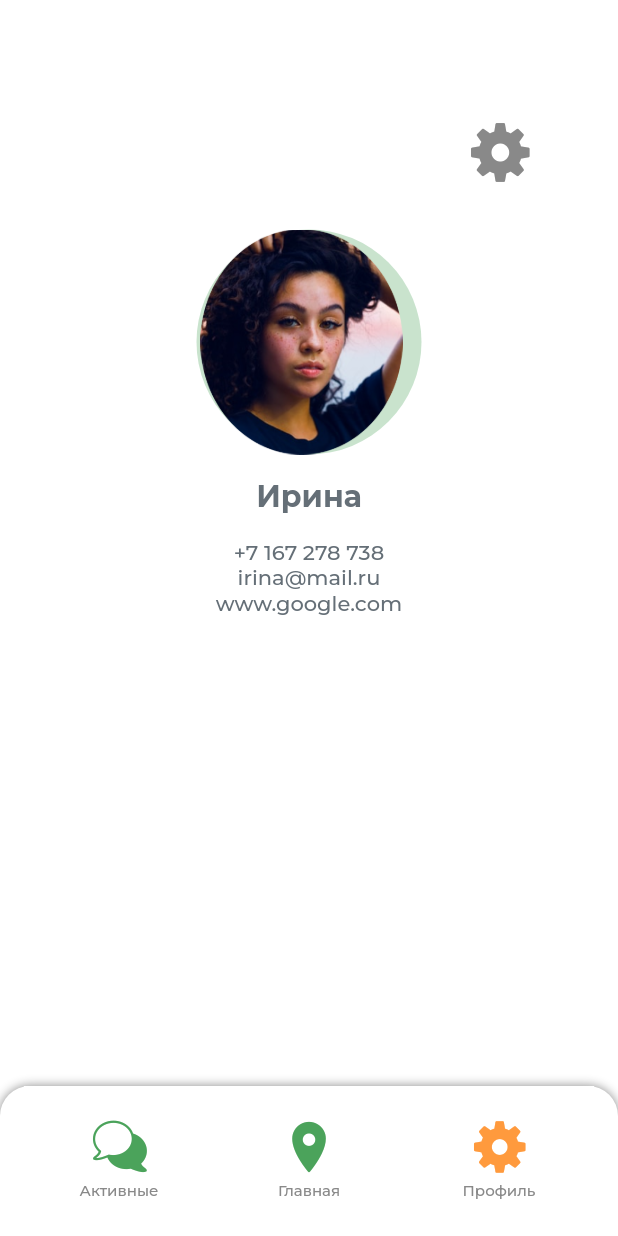
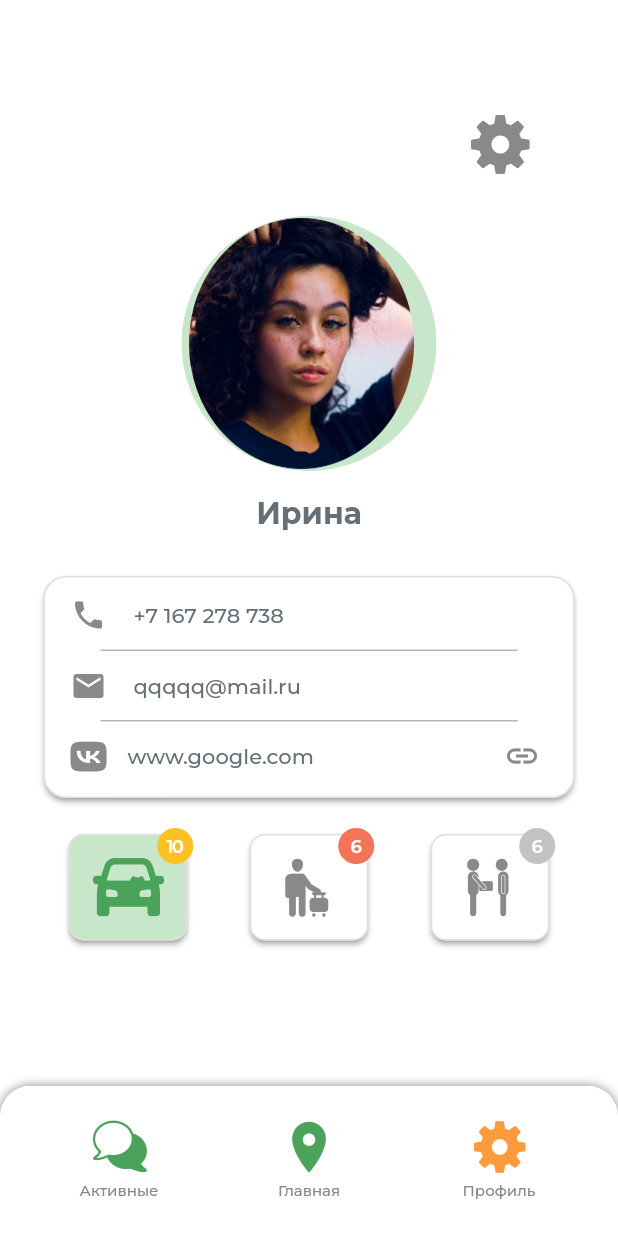
Before and after one commit to Poll21/analog-BlaBlaCar, a Flutter app: the screen it shows after launch, on a phone screen of 412 x 824 dp. Run offline on Flutter 3.47's test engine with Material 2 defaults, Android fonts, the phone set to English and light mode, and no system bars; project files that could hold a hidden picture were left out.

Commit message:
pfofile  rating

```diff
--- a/lib/application/ui/constants/constants.dart
+++ b/lib/application/ui/constants/constants.dart
@@ -7,9 +7,14 @@ const Color errorColor = Color(0xFFF47458);
 const Color selectedColor = Color(0xFFFF9A3D);
 const Color textPassiveColor = Color(0xFF898989);
 const Color textActiveColor = Color(0xFF656F77);
+const Color deliveryColor = Color(0xFFC2C2C2);
 const Color favouriteColor = Color(0xFFFEC124);
-const Color notSelectedPhoto = Color(0x4D4BA35B);
+const Color notSelectedPhoto = Color(0xFFC8E6C9);
 const Color borderTextField = Color(0xFFACB8C2);
+
+
+
+
 
 //TextStyle
 const handTextStyle = TextStyle(
--- a/lib/application/ui/screens/profile_screen/profile_screen.dart
+++ b/lib/application/ui/screens/profile_screen/profile_screen.dart
@@ -1,4 +1,6 @@
+import 'package:flutter/cupertino.dart';
 import 'package:flutter/material.dart';
+import 'package:flutter/widgets.dart';
 import 'package:untitled2/application/ui/constants/constants.dart';
 import 'package:untitled2/application/ui/generate/my_flutter_app_icons.dart';
 
@@ -17,8 +19,8 @@ class ProfileScreen extends StatelessWidget {
               Expanded(
                 child: Container(),
               ),
-              Padding(
-                padding: EdgeInsets.only(right: 34,top: 81,bottom: 32),
+              const Padding(
+                padding: EdgeInsets.only(right: 34, top: 76, bottom: 28),
                 child: Icon(
                   UiIcons.vector_2,
                   size: 40,
@@ -27,57 +29,218 @@ class ProfileScreen extends StatelessWidget {
             ],
           ),
           CircleAvatar(
-            radius: 75,
+            radius: 85,
             backgroundColor: notSelectedPhoto,
             child: Padding(
-              padding: EdgeInsets.only(right: 10),
-              child: Image.asset('assets/images/photo.png',width: 150,)
-            ),
+                padding: const EdgeInsets.only(right: 10),
+                child: Image.asset(
+                  'assets/images/photo.png',
+                  width: 150,
+                )),
           ),
-          SizedBox(
+          const SizedBox(
             height: 16,
           ),
-          Text('Ирина',
+          const Text(
+            'Ирина',
             style: TextStyle(
               color: textActiveColor,
               fontSize: 20,
-              fontFamily:'Montserrat',
+              fontFamily: 'Montserrat',
               fontWeight: FontWeight.w700,
-            ),),
-          SizedBox(
+            ),
+          ),
+          const SizedBox(
+            height: 26,
+          ),
+          ContactsProfile(),
+          const SizedBox(
             height: 16,
           ),
-          Container(
-            height: 144,
-            child: Column(
-              children: [
-                Text('+7 167 278 738',
-                  style: TextStyle(
-                    color: textActiveColor,
-                    fontSize: 14,
-                    fontFamily:'Montserrat',
-                    fontWeight: FontWeight.w500,
-                  ),),
-                Text('irina@mail.ru',
-                  style: TextStyle(
-                    color: textActiveColor,
-                    fontSize: 14,
-                    fontFamily:'Montserrat',
-                    fontWeight: FontWeight.w500,
-                  ),),
-                Text('www.google.com',
-                  style: TextStyle(
-                    color: textActiveColor,
-                    fontSize: 14,
-                    fontFamily:'Montserrat',
-                    fontWeight: FontWeight.w500,
-                  ),),
+          Row(
+            mainAxisAlignment: MainAxisAlignment.spaceAround,
+            children: [
+              DriversProfile(
+                icon: UiIcons.vector__1_,
+                backColor: notSelectedPhoto,
+                iconColor: primaryColor,
+                reviewBackColor: favouriteColor,
+                review: 10,
+              ),
+              DriversProfile(
+                icon: UiIcons.noun_delivery,
+                backColor: backGroundColor,
+                iconColor: textPassiveColor,
+                reviewBackColor:errorColor,
+                review: 6,
+              ),
+              DriversProfile(
+                icon: UiIcons.delivery,
+                backColor: backGroundColor,
+                iconColor: textPassiveColor,
+                reviewBackColor: deliveryColor,
+                review: 6,
+              ),
 
-              ],
-            ),
+            ],
           )
         ],
       ),
     );
   }
 }
+
+class ContactsProfile extends StatelessWidget {
+  const ContactsProfile({Key? key}) : super(key: key);
+
+  @override
+  Widget build(BuildContext context) {
+    return SizedBox(
+      height: 156,
+      child: Card(
+        shape: const RoundedRectangleBorder(
+            side: BorderSide(color: Color(0xFFE0E0E0), width: 1),
+            borderRadius: BorderRadius.all(Radius.circular(15))),
+        color: backGroundColor,
+        shadowColor: textPassiveColor,
+        elevation: 1.5,
+        child: Padding(
+          padding: const EdgeInsets.symmetric(horizontal: 18, vertical: 14),
+          child: Column(
+            children: [
+              Row(
+                children: const [
+                  Icon(Icons.phone),
+                  Padding(
+                    padding: EdgeInsets.only(left: 18),
+                    child: Text(
+                      '+7 167 278 738',
+                      style: TextStyle(
+                        color: textActiveColor,
+                        fontSize: 14,
+                        fontFamily: 'Montserrat',
+                        fontWeight: FontWeight.w500,
+                      ),
+                    ),
+                  ),
+                ],
+              ),
+              Padding(
+                padding:
+                    const EdgeInsets.symmetric(horizontal: 20, vertical: 11),
+                child: Container(
+                  height: 1,
+                  color: borderTextField,
+                ),
+              ),
+              Row(
+                children: const [
+                  Icon(Icons.mail),
+                  Padding(
+                    padding: EdgeInsets.only(left: 18),
+                    child: Text(
+                      'qqqqq@mail.ru',
+                      style: TextStyle(
+                        color: textActiveColor,
+                        fontSize: 14,
+                        fontFamily: 'Montserrat',
+                        fontWeight: FontWeight.w500,
+                      ),
+                    ),
+                  ),
+                ],
+              ),
+              Padding(
+                padding:
+                    const EdgeInsets.symmetric(horizontal: 20, vertical: 11),
+                child: Container(
+                  height: 1,
+                  color: borderTextField,
+                ),
+              ),
+              Row(
+                children: [
+                  const Icon(
+                    UiIcons.vector_4,
+                    size: 20,
+                  ),
+                  const Padding(
+                    padding: EdgeInsets.only(left: 18),
+                    child: Text(
+                      'www.google.com',
+                      style: TextStyle(
+                        color: textActiveColor,
+                        fontSize: 14,
+                        fontFamily: 'Montserrat',
+                        fontWeight: FontWeight.w500,
+                      ),
+                    ),
+                  ),
+                  Expanded(child: Container()),
+                  const Padding(
+                    padding: EdgeInsets.only(right: 5),
+                    child: Icon(Icons.insert_link_outlined, size: 24),
+                  ),
+                ],
+              ),
+            ],
+          ),
+        ),
+      ),
+    );
+  }
+}
+
+class DriversProfile extends StatelessWidget {
+  final Color backColor, reviewBackColor, iconColor;
+  final IconData icon;
+  final int review;
+  const DriversProfile({
+    Key? key,
+    required this.backColor,
+    required this.reviewBackColor,
+    required this.iconColor,
+    required this.icon,
+    required this.review
+  }) : super(key: key);
+
+  @override
+  Widget build(BuildContext context) {
+    return Stack(alignment: AlignmentDirectional.topEnd, children: [
+      SizedBox(
+          height: 79,
+          width: 87,
+          child: Card(
+            shape: const RoundedRectangleBorder(
+                side: BorderSide(color: Color(0xFFE0E0E0), width: 1),
+                borderRadius: BorderRadius.all(Radius.circular(10))),
+            color: backColor,
+            shadowColor: textPassiveColor,
+            elevation: 1.5,
+            child: Padding(
+                padding: EdgeInsets.only(left: 16, right: 19),
+                child: Icon(
+                  icon,
+                  size: 39,
+                  color: iconColor,
+                )),
+          )),
+      CircleAvatar(
+        radius: 12,
+        backgroundColor: reviewBackColor,
+        child: Center(
+          child: Text(
+            '$review',
+            style: TextStyle(
+              color: Colors.white,
+              fontSize: 12,
+              fontFamily: 'Montserrat',
+              fontWeight: FontWeight.w600,
+              letterSpacing: -1.04,
+            ),
+          ),
+        ),
+      ),
+    ]);
+  }
+}
```
